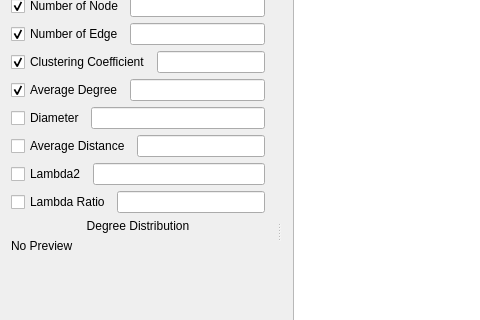
First picture: the form in App/main_window.ui, repository yxsu/scn, before the edit; both pictures show x 0 to 480 and y 99 to 419 of the 1017 by 646 pixel window.
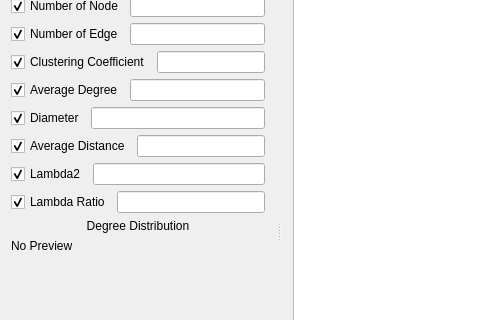
Second picture: the form after the edit.

What changed in the file:
```diff
--- a/App/main_window.ui
+++ b/App/main_window.ui
@@ -179,7 +179,7 @@
           <string>Diameter</string>
          </property>
          <property name="checked">
-          <bool>false</bool>
+          <bool>true</bool>
          </property>
         </widget>
        </item>
@@ -195,6 +195,9 @@
          <property name="text">
           <string>Average Distance</string>
          </property>
+         <property name="checked">
+          <bool>true</bool>
+         </property>
         </widget>
        </item>
        <item>
@@ -209,6 +212,9 @@
          <property name="text">
           <string>Lambda2</string>
          </property>
+         <property name="checked">
+          <bool>true</bool>
+         </property>
         </widget>
        </item>
        <item>
@@ -223,6 +229,9 @@
          <property name="text">
           <string>Lambda Ratio</string>
          </property>
+         <property name="checked">
+          <bool>true</bool>
+         </property>
         </widget>
        </item>
        <item>
```
